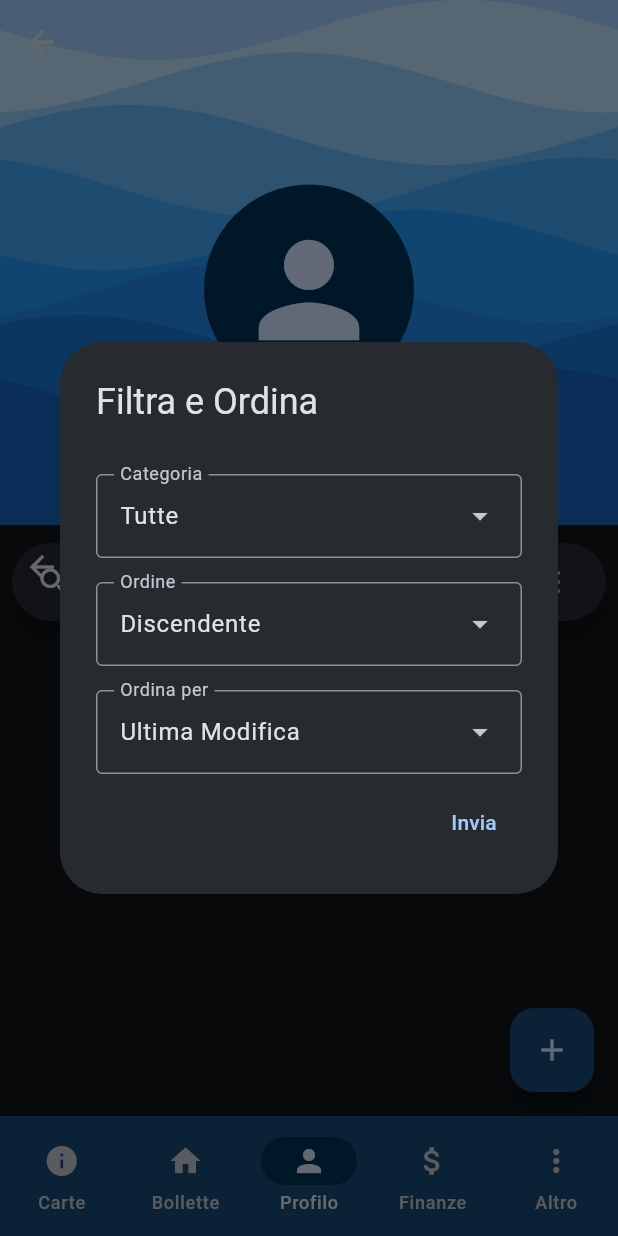
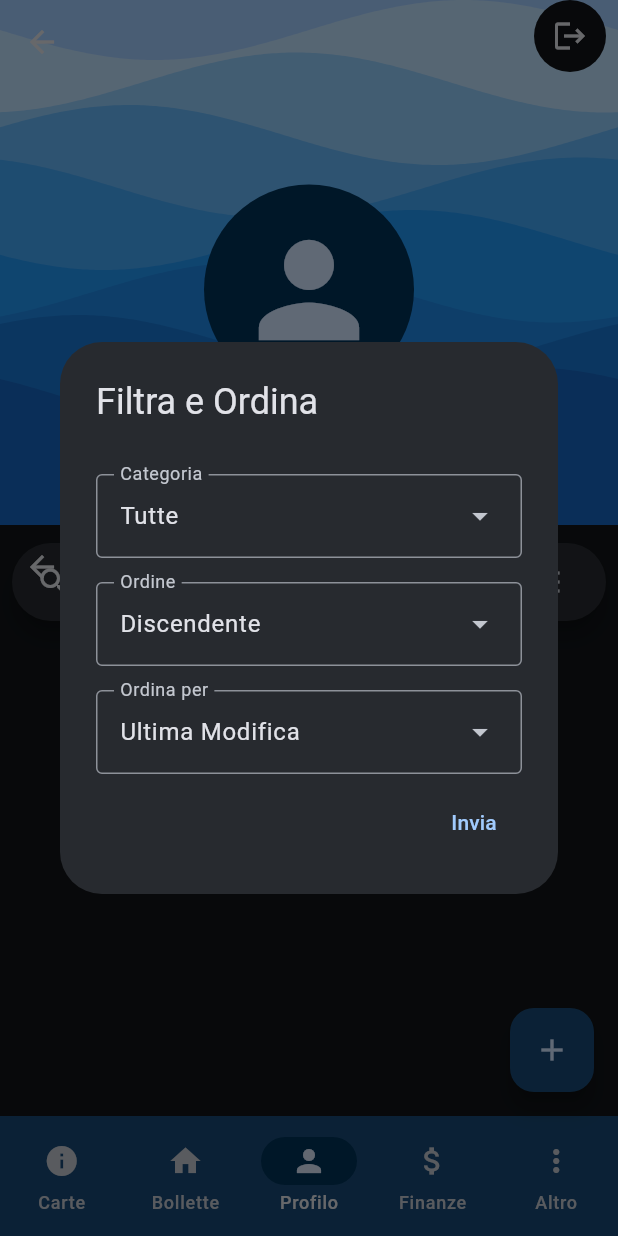
Before and after one commit to LeoneBacciu/file_flow, a Flutter app: the ProfilePage screen opened directly with empty values, after a tap on the "tune" icon, on a phone screen of 412 x 824 dp. Run offline on Flutter 3.47's test engine with Material 3 defaults, Android fonts, the light colour scheme and no system bars; drawn by our look-alikes of wave; our stand-ins replace animated_text_kit, community_charts_flutter, connectivity_plus, equatable, file_picker, flutter_bloc and 4 more; missing offline and left inert: cunning_document_scanner, google_mlkit_barcode_scanning, google_mlkit_text_recognition, googleapis.

Commit message:
Update logout

```diff
--- a/lib/presentation/profile/components/profile_overview.dart
+++ b/lib/presentation/profile/components/profile_overview.dart
@@ -7,8 +7,8 @@ import 'package:wave/config.dart';
 import 'package:wave/wave.dart';
 
 import '../../../core/convert.dart';
+import '../../../state/sync/sync_cubit.dart';
 import '../../../state/user/user_cubit.dart';
-import 'account_sheet.dart';
 
 class ProfileOverview extends StatelessWidget {
   ProfileOverview({super.key});
@@ -52,11 +52,6 @@ class ProfileOverview extends StatelessWidget {
                     physics: const NeverScrollableScrollPhysics(),
                     children: [
                       Center(
-                        child: GestureDetector(
-                          onTap: () => showModalBottomSheet(
-                            context: context,
-                            builder: (context) => const AccountSheet(),
-                          ),
                         child: Container(
                           margin: const EdgeInsets.only(top: 8),
                           padding: const EdgeInsets.all(16),
@@ -64,8 +59,7 @@ class ProfileOverview extends StatelessWidget {
                               color: Theme.of(context).colorScheme.primary,
                               borderRadius: BorderRadius.circular(10),
                               border: Border.all(
-                                  color:
-                                      Theme.of(context).colorScheme.onPrimary,
+                                color: Theme.of(context).colorScheme.onPrimary,
                                 width: 5,
                               )),
                           child: Text(
@@ -77,7 +71,6 @@ class ProfileOverview extends StatelessWidget {
                               fontSize: 20,
                               fontWeight: FontWeight.bold,
                               color: Theme.of(context).colorScheme.onPrimary,
-                              ),
                             ),
                           ),
                         ),
@@ -109,7 +102,30 @@ class ProfileOverview extends StatelessWidget {
                 },
               ),
             ),
-          )
+          ),
+          Positioned(
+            top: 0,
+            right: 8,
+            child: SafeArea(
+              child: Material(
+                color: Colors.transparent,
+                child: Ink(
+                  decoration: ShapeDecoration(
+                    color: Theme.of(context).colorScheme.surface,
+                    shape: const CircleBorder(),
+                  ),
+                  child: IconButton(
+                    icon: const Icon(Icons.logout),
+                    color: Theme.of(context).colorScheme.onSurface,
+                    onPressed: () {
+                      BlocProvider.of<SyncCubit>(context).clearCache();
+                      BlocProvider.of<UserCubit>(context).signOut();
+                    },
+                  ),
+                ),
+              ),
+            ),
+          ),
         ],
       ),
     );
```
Lines whose indentation alone changed are shown as unchanged.
